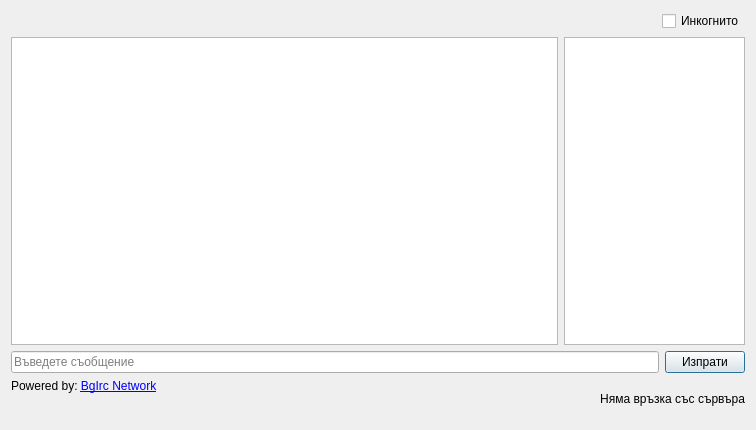
Qt form src/View/Widgets/ChatDialog.ui (thefinalcutbg/DinoDent) before a commit.
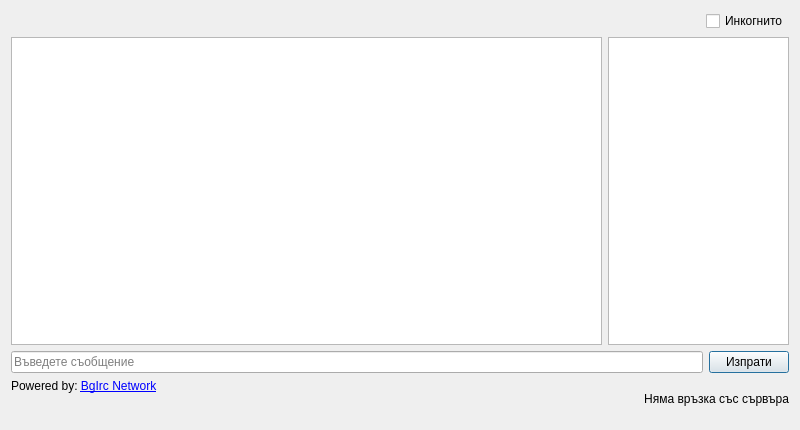
The same form after that commit.

Commit message: v1.12.0 macos build

Diff of the .ui file:
```diff
--- a/src/View/Widgets/ChatDialog.ui
+++ b/src/View/Widgets/ChatDialog.ui
@@ -6,7 +6,7 @@
    <rect>
     <x>0</x>
     <y>0</y>
-    <width>756</width>
+    <width>800</width>
     <height>430</height>
    </rect>
   </property>
```
The commit also changes 2 other files.
